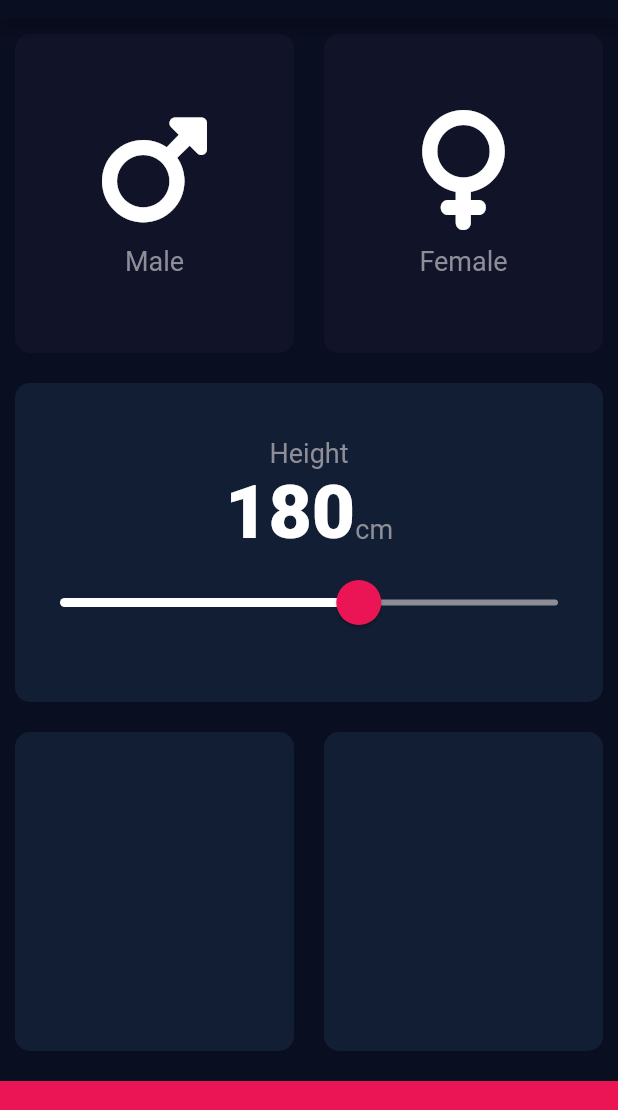
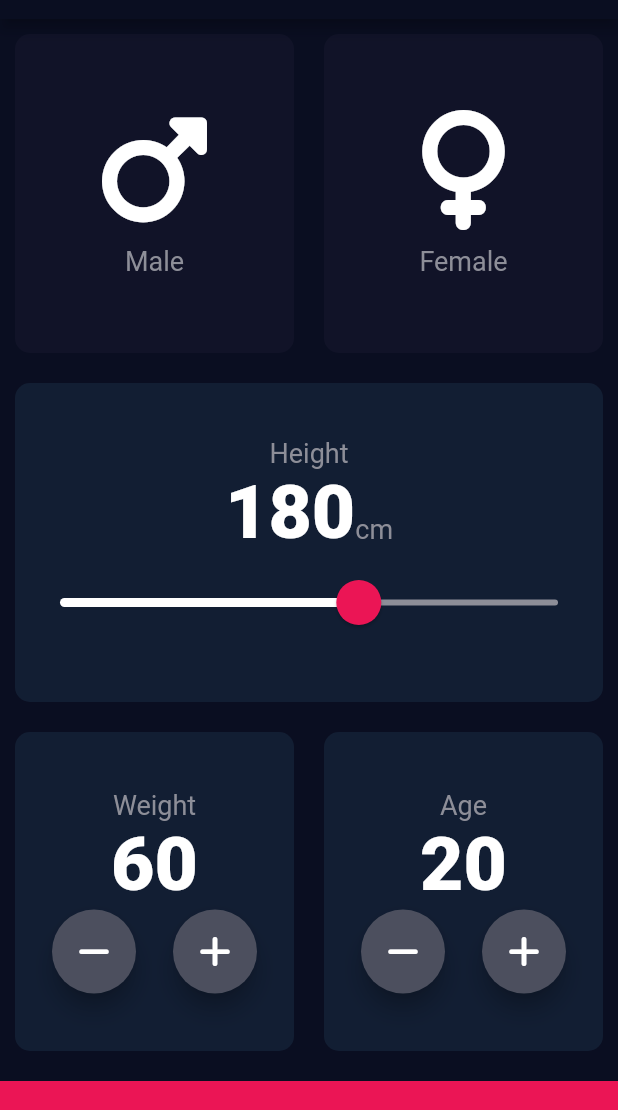
Before and after one commit to RichardCastuera/BMICalculator, a Flutter app: the screen it shows after launch, on a phone screen of 412 x 824 dp, the part 65-1175 px from its top. Run offline on Flutter 3.47's test engine with Material 2 defaults, Android fonts, the phone set to English and light mode, and no system bars; our stand-ins replace font_awesome_flutter.

Commit message:
feat(bmi_app): Added the UI for Weight and Age

```diff
--- a/bmi_app/lib/input_page.dart
+++ b/bmi_app/lib/input_page.dart
@@ -19,6 +19,8 @@ class InputPage extends StatefulWidget {
 class _InputPageState extends State<InputPage> {
   GenderType? selectedGender;
   int height = 180;
+  int weight = 60;
+  int age = 20;
 
   @override
   Widget build(BuildContext context) {
@@ -121,14 +123,76 @@ class _InputPageState extends State<InputPage> {
                 Expanded(
                   child: reusableCard(
                     color: kActiveCardColor,
-                    cardChild: Column(),
+                    cardChild: Column(
+                      mainAxisAlignment: MainAxisAlignment.center,
+                      children: [
+                        Text(
+                          'Weight',
+                          style: kLabelTextStyle,
+                        ),
+                        Text(
+                          weight.toString(),
+                          style: kNumberTextStyle,
+                        ),
+                        Row(
+                          mainAxisAlignment: MainAxisAlignment.spaceEvenly,
+                          children: [
+                            RoundIconButton(
+                                icon: FontAwesomeIcons.minus,
+                                onPress: () {
+                                  setState(() {
+                                    weight--;
+                                  });
+                                }),
+                            RoundIconButton(
+                                icon: FontAwesomeIcons.plus,
+                                onPress: () {
+                                  setState(() {
+                                    weight++;
+                                  });
+                                }),
+                          ],
+                        )
+                      ],
+                    ),
                     onPress: () {},
                   ),
                 ),
                 Expanded(
                   child: reusableCard(
                     color: kActiveCardColor,
-                    cardChild: Column(),
+                    cardChild: Column(
+                      mainAxisAlignment: MainAxisAlignment.center,
+                      children: [
+                        Text(
+                          'Age',
+                          style: kLabelTextStyle,
+                        ),
+                        Text(
+                          age.toString(),
+                          style: kNumberTextStyle,
+                        ),
+                        Row(
+                          mainAxisAlignment: MainAxisAlignment.spaceEvenly,
+                          children: [
+                            RoundIconButton(
+                                icon: FontAwesomeIcons.minus,
+                                onPress: () {
+                                  setState(() {
+                                    age--;
+                                  });
+                                }),
+                            RoundIconButton(
+                                icon: FontAwesomeIcons.plus,
+                                onPress: () {
+                                  setState(() {
+                                    age++;
+                                  });
+                                }),
+                          ],
+                        )
+                      ],
+                    ),
                     onPress: () {},
                   ),
                 ),
@@ -146,3 +210,18 @@ class _InputPageState extends State<InputPage> {
     );
   }
 }
+
+RawMaterialButton RoundIconButton(
+    {required IconData icon, required void Function() onPress}) {
+  return RawMaterialButton(
+    onPressed: onPress,
+    elevation: 6.0,
+    constraints: BoxConstraints.tightFor(
+      width: 56.0,
+      height: 56.0,
+    ),
+    shape: CircleBorder(),
+    fillColor: Color(0xFF4C4F5E),
+    child: Icon(icon),
+  );
+}
```
